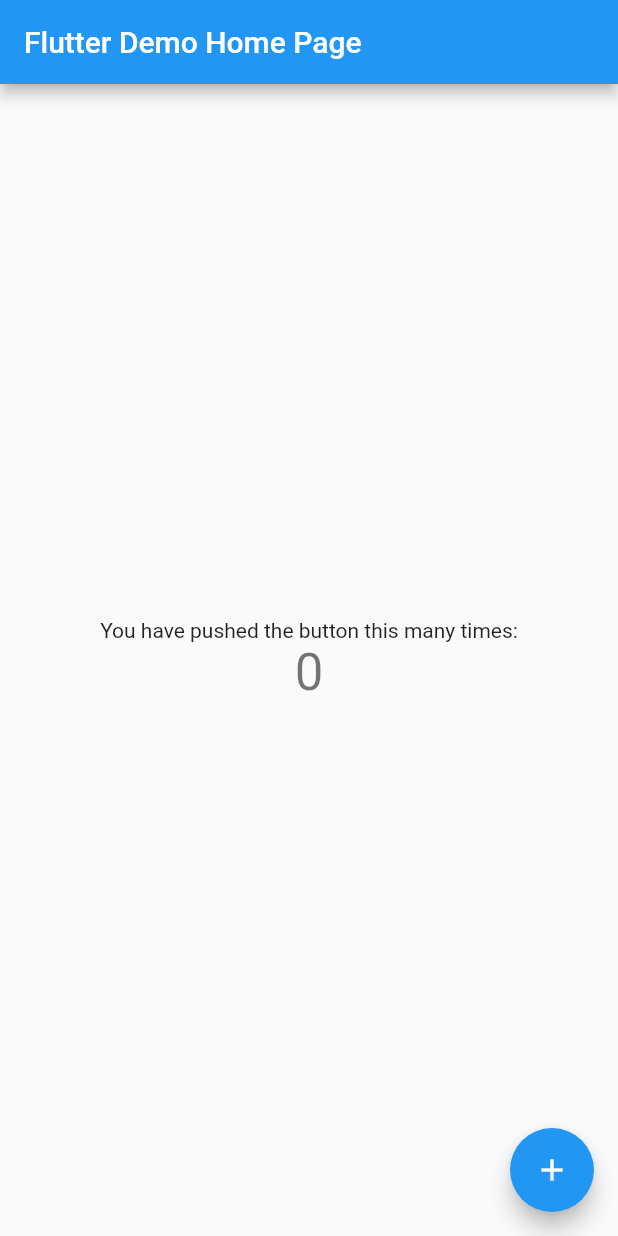
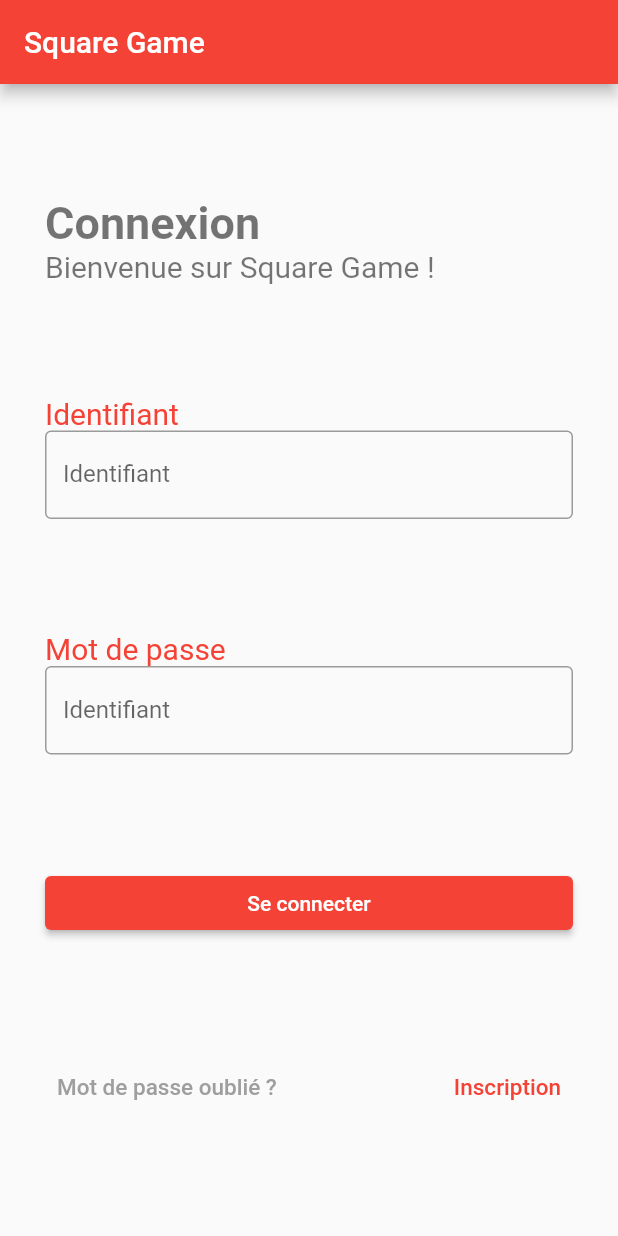
Before and after one commit to Benjamin-Catinella/SQ_Mobile, a Flutter app: the screen it shows after launch, on a phone screen of 412 x 824 dp. Run offline on Flutter 3.47's test engine with Material 2 defaults, Android fonts, the light colour scheme and no system bars; missing offline and left inert: dart:ffi.

Commit message:
Ajout de la page de login, aucun fonctionnement pour l'instant

```diff
--- a/lib/main.dart
+++ b/lib/main.dart
@@ -1,115 +1,25 @@
+import 'dart:ffi';
+
 import 'package:flutter/material.dart';
+import 'package:sg_mobile/widgets/Login.dart';
+
 
 void main() {
-  runApp(const MyApp());
+  runApp(MyApp());
 }
 
 class MyApp extends StatelessWidget {
-  const MyApp({super.key});
+  const MyApp({Key? key}) : super(key: key);
 
-  // This widget is the root of your application.
   @override
   Widget build(BuildContext context) {
     return MaterialApp(
-      title: 'Flutter Demo',
-      theme: ThemeData(
-        // This is the theme of your application.
-        //
-        // Try running your application with "flutter run". You'll see the
-        // application has a blue toolbar. Then, without quitting the app, try
-        // changing the primarySwatch below to Colors.green and then invoke
-        // "hot reload" (press "r" in the console where you ran "flutter run",
-        // or simply save your changes to "hot reload" in a Flutter IDE).
-        // Notice that the counter didn't reset back to zero; the application
-        // is not restarted.
-        primarySwatch: Colors.blue,
-      ),
-      home: const MyHomePage(title: 'Flutter Demo Home Page'),
+      home : Scaffold(
+        appBar: AppBar(title: Text("Square Game"), backgroundColor: Colors.red),
+        body: LoginWidget(),
+      )
     );
   }
+
+
 }
-
-class MyHomePage extends StatefulWidget {
-  const MyHomePage({super.key, required this.title});
-
-  // This widget is the home page of your application. It is stateful, meaning
-  // that it has a State object (defined below) that contains fields that affect
-  // how it looks.
-
-  // This class is the configuration for the state. It holds the values (in this
-  // case the title) provided by the parent (in this case the App widget) and
-  // used by the build method of the State. Fields in a Widget subclass are
-  // always marked "final".
-
-  final String title;
-
-  @override
-  State<MyHomePage> createState() => _MyHomePageState();
-}
-
-class _MyHomePageState extends State<MyHomePage> {
-  int _counter = 0;
-
-  void _incrementCounter() {
-    setState(() {
-      // This call to setState tells the Flutter framework that something has
-      // changed in this State, which causes it to rerun the build method below
-      // so that the display can reflect the updated values. If we changed
-      // _counter without calling setState(), then the build method would not be
-      // called again, and so nothing would appear to happen.
-      _counter++;
-    });
-  }
-
-  @override
-  Widget build(BuildContext context) {
-    // This method is rerun every time setState is called, for instance as done
-    // by the _incrementCounter method above.
-    //
-    // The Flutter framework has been optimized to make rerunning build methods
-    // fast, so that you can just rebuild anything that needs updating rather
-    // than having to individually change instances of widgets.
-    return Scaffold(
-      appBar: AppBar(
-        // Here we take the value from the MyHomePage object that was created by
-        // the App.build method, and use it to set our appbar title.
-        title: Text(widget.title),
-      ),
-      body: Center(
-        // Center is a layout widget. It takes a single child and positions it
-        // in the middle of the parent.
-        child: Column(
-          // Column is also a layout widget. It takes a list of children and
-          // arranges them vertically. By default, it sizes itself to fit its
-          // children horizontally, and tries to be as tall as its parent.
-          //
-          // Invoke "debug painting" (press "p" in the console, choose the
-          // "Toggle Debug Paint" action from the Flutter Inspector in Android
-          // Studio, or the "Toggle Debug Paint" command in Visual Studio Code)
-          // to see the wireframe for each widget.
-          //
-          // Column has various properties to control how it sizes itself and
-          // how it positions its children. Here we use mainAxisAlignment to
-          // center the children vertically; the main axis here is the vertical
-          // axis because Columns are vertical (the cross axis would be
-          // horizontal).
-          mainAxisAlignment: MainAxisAlignment.center,
-          children: <Widget>[
-            const Text(
-              'You have pushed the button this many times:',
-            ),
-            Text(
-              '$_counter',
-              style: Theme.of(context).textTheme.headlineMedium,
-            ),
-          ],
-        ),
-      ),
-      floatingActionButton: FloatingActionButton(
-        onPressed: _incrementCounter,
-        tooltip: 'Increment',
-        child: const Icon(Icons.add),
-      ), // This trailing comma makes auto-formatting nicer for build methods.
-    );
-  }
-}
--- /dev/null
+++ b/lib/widgets/Login.dart
@@ -0,0 +1,102 @@
+import 'package:flutter/cupertino.dart';
+import 'package:flutter/material.dart';
+
+const double inputFieldHorizontalPadding = 30.0;
+
+class LoginWidget extends StatelessWidget {
+  @override
+  Widget build(BuildContext context) {
+    return Container(
+      padding: const EdgeInsets.fromLTRB(
+          inputFieldHorizontalPadding, 0, inputFieldHorizontalPadding, 0),
+      child: Column(
+        mainAxisAlignment: MainAxisAlignment.spaceEvenly,
+        crossAxisAlignment: CrossAxisAlignment.start,
+        children: [
+          Container(
+            child: Column(
+              crossAxisAlignment: CrossAxisAlignment.start,
+              children: const [
+                Text(
+                  'Connexion',
+                  style: TextStyle(
+                      fontSize: 30,
+                      color: Colors.black54,
+                      fontWeight: FontWeight.bold),
+                ),
+                Text(
+                  'Bienvenue sur Square Game !',
+                  style: TextStyle(fontSize: 20, color: Colors.black54),
+                )
+              ],
+            ),
+          ),
+          Container(
+            child: Column(
+              crossAxisAlignment: CrossAxisAlignment.start,
+              children: const [
+                Text(
+                  'Identifiant',
+                  style: TextStyle(fontSize: 20, color: Colors.red),
+                  textAlign: TextAlign.left,
+                ),
+                TextField(
+                  decoration: InputDecoration(
+                    border: OutlineInputBorder(),
+                    labelText: 'Identifiant',
+                  ),
+                ),
+              ],
+            ),
+          ),
+          Container(
+            child: Column(
+              crossAxisAlignment: CrossAxisAlignment.start,
+              children: const [
+                Text(
+                  'Mot de passe',
+                  style: TextStyle(fontSize: 20, color: Colors.red),
+                ),
+                TextField(
+                  decoration: InputDecoration(
+                    border: OutlineInputBorder(),
+                    labelText: 'Identifiant',
+                  ),
+                ),
+              ],
+            ),
+          ),
+          Container(
+            width: double.infinity,
+            child: ElevatedButton(
+              onPressed: () {},
+              style: ElevatedButton.styleFrom(
+                backgroundColor: Colors.red,
+              ),
+              child: const Text('Se connecter'),
+            ),
+          ),
+          Row(
+            mainAxisAlignment: MainAxisAlignment.spaceBetween,
+            children: [
+              TextButton(
+                onPressed: () {},
+                child: const Text(
+                  'Mot de passe oublié ?',
+                  style: TextStyle(fontSize: 15, color: Colors.grey),
+                ),
+              ),
+              TextButton(
+                onPressed: () {},
+                child: const Text(
+                  "Inscription",
+                  style: TextStyle(fontSize: 15, color: Colors.red),
+                ),
+              )
+            ],
+          )
+        ],
+      ),
+    );
+  }
+}
```
Also changed, not shown: 2 other files.
